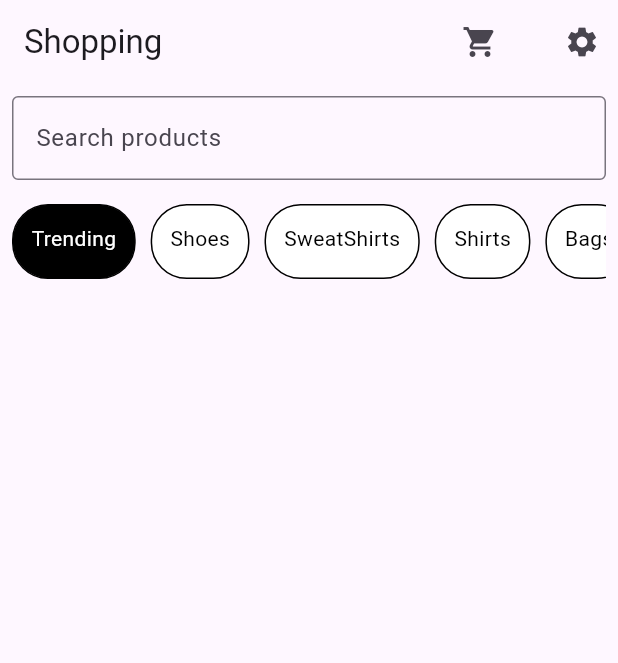
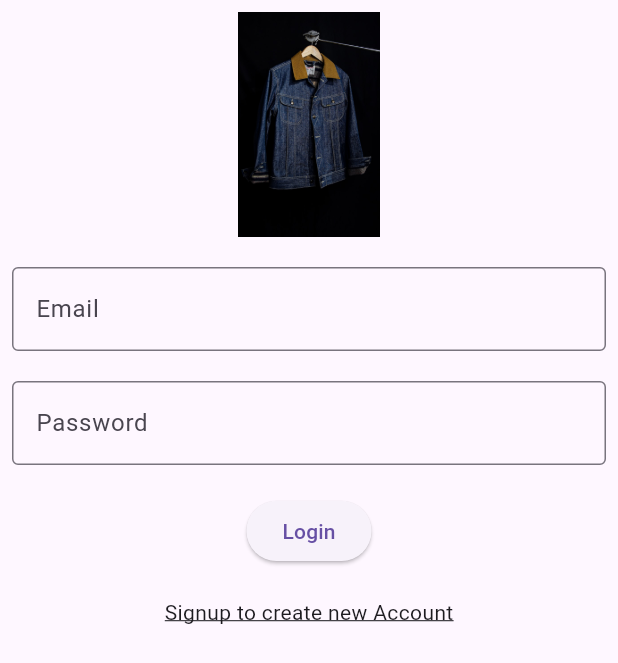
Before and after one commit to prabesh605/shoppingApp, a Flutter app: the screen it shows after launch, on a phone screen of 412 x 824 dp. Shown: the top 663 px of the screen. Run offline on Flutter 3.47's test engine with Material 3 defaults, Android fonts, the phone set to English and light mode, and no system bars; our stand-ins replace cloud_firestore, firebase_auth, firebase_core; accounts and stored records are empty.

```diff
--- a/lib/main.dart
+++ b/lib/main.dart
@@ -1,6 +1,7 @@
 import 'package:firebase_core/firebase_core.dart';
 import 'package:flutter/material.dart';
 import 'package:shopping_app/screen/dashboard_screen.dart';
+import 'package:shopping_app/screen/login_screen.dart';
 
 Future<void> main() async {
   WidgetsFlutterBinding.ensureInitialized();
@@ -14,8 +15,9 @@ class MyApp extends StatelessWidget {
   @override
   Widget build(BuildContext context) {
     return MaterialApp(
-        debugShowCheckedModeBanner: false,
-        title: 'Flutter',
-        home: DashboardScreen());
+      debugShowCheckedModeBanner: false,
+      title: 'Flutter',
+      home: LoginScreen(),
+    );
   }
 }
--- a/lib/screen/dashboard_screen.dart
+++ b/lib/screen/dashboard_screen.dart
@@ -15,6 +15,7 @@ class DashboardScreen extends StatefulWidget {
 class _DashboardScreenState extends State<DashboardScreen> {
   bool isSelected = true;
   FirestoreService service = FirestoreService();
+
   List<ProductModel> products = [];
 
   Future<void> getProducts() async {
--- /dev/null
+++ b/lib/screen/login_screen.dart
@@ -0,0 +1,97 @@
+import 'package:firebase_auth/firebase_auth.dart';
+import 'package:flutter/material.dart';
+import 'package:shopping_app/screen/dashboard_screen.dart';
+import 'package:shopping_app/screen/signup_screen.dart';
+
+class LoginScreen extends StatefulWidget {
+  const LoginScreen({super.key});
+
+  @override
+  State<LoginScreen> createState() => _LoginScreenState();
+}
+
+class _LoginScreenState extends State<LoginScreen> {
+  final GlobalKey<FormState> formState = GlobalKey<FormState>();
+  final emailController = TextEditingController();
+  final passwordController = TextEditingController();
+  Future<void> signUp() async {
+    await FirebaseAuth.instance.signInWithEmailAndPassword(
+      email: emailController.text,
+      password: passwordController.text,
+    );
+  }
+
+  @override
+  Widget build(BuildContext context) {
+    return Scaffold(
+      body: SafeArea(
+        child: Padding(
+          padding: const EdgeInsets.all(8.0),
+          child: Form(
+            key: formState,
+            child: Column(
+              children: [
+                Image.asset("assets/five.jpg", height: 150),
+                SizedBox(height: 20),
+                TextFormField(
+                  controller: emailController,
+                  decoration: InputDecoration(
+                    label: Text("Email"),
+                    border: OutlineInputBorder(),
+                  ),
+                  validator: (value) {
+                    if (value == null || value.trim().isEmpty) {
+                      return 'Email is required';
+                    }
+                    return null;
+                  },
+                ),
+                SizedBox(height: 20),
+                TextFormField(
+                  controller: passwordController,
+                  decoration: InputDecoration(
+                    label: Text("Password"),
+                    border: OutlineInputBorder(),
+                  ),
+                  validator: (value) {
+                    if (value == null || value.trim().isEmpty) {
+                      return "Password is Required";
+                    }
+                    return null;
+                  },
+                ),
+                SizedBox(height: 20),
+                ElevatedButton(
+                  onPressed: () {
+                    signUp();
+                    Navigator.pushReplacement(
+                      context,
+                      MaterialPageRoute(
+                        builder: (context) => DashboardScreen(),
+                      ),
+                    );
+                  },
+                  child: Text("Login"),
+                ),
+                SizedBox(height: 20),
+                GestureDetector(
+                  onTap: () {
+                    Navigator.push(
+                      context,
+                      MaterialPageRoute(builder: (context) => SignupScreen()),
+                    );
+                  },
+                  child: Text(
+                    "Signup to create new Account",
+                    style: TextStyle(decoration: TextDecoration.underline),
+                  ),
+                ),
+                SizedBox(height: 20),
+              ],
+            ),
+          ),
+        ),
+      ),
+    );
+  }
+}
--- a/pubspec.yaml
+++ b/pubspec.yaml
@@ -37,6 +37,7 @@ dependencies:
   firebase_core: ^4.3.0
   cloud_firestore: ^6.1.1
   flutter_bloc: ^9.1.1
+  firebase_auth: ^6.1.3
 
 dev_dependencies:
   flutter_test:
```
Also changed, not shown: lib/screen/signup_screen.dart (added, +99 -0 lines), lib/service/user_role_service.dart (added, +13 -0 lines), assets/cloudy.png (added), pubspec.lock, 4 other files.
